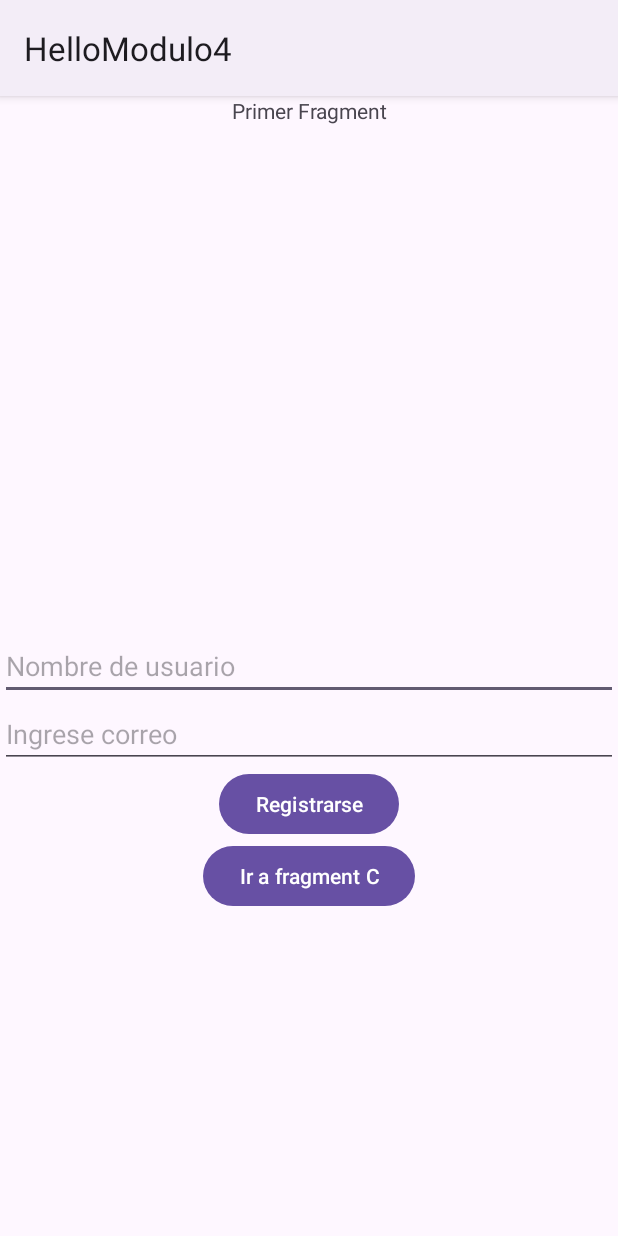
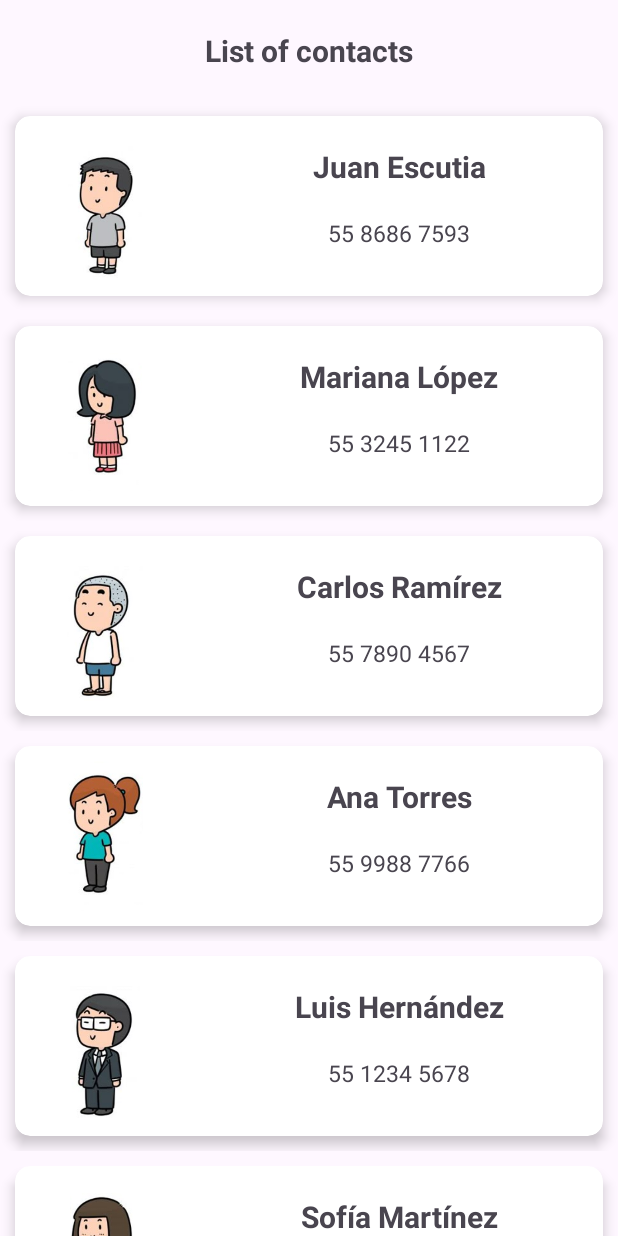
Before and after one commit to Erickescorpions/diploma-android-module5, an Android app built with Jetpack Compose: the screen it shows after launch (FragmentNavigationActivity before the commit, DetailsActivity after it), on a phone screen of 412 x 824 dp. Run offline under Robolectric (Android 15) with nearby library versions, the phone set to English and light mode, and no system bars.

Commit message:
feat: implement RecyclerView to display contacts list

```diff
--- a/app/src/main/AndroidManifest.xml
+++ b/app/src/main/AndroidManifest.xml
@@ -15,10 +15,7 @@
         android:theme="@style/Theme.HelloModulo4"
         tools:targetApi="31">
         <activity
-            android:name=".practices.fragments.bottomNav.BottomNavActivity"
-            android:exported="false" />
-        <activity
-            android:name=".practices.fragments.navigation.FragmentNavigationActivity"
+            android:name=".practices.graphicComponents.list2ExtraExercise.DetailsActivity"
             android:exported="true">
             <intent-filter>
                 <action android:name="android.intent.action.MAIN" />
@@ -27,11 +24,17 @@
             </intent-filter>
         </activity>
         <activity
+            android:name=".practices.fragments.bottomNav.BottomNavActivity"
+            android:exported="false" />
+        <activity
+            android:name=".practices.fragments.navigation.FragmentNavigationActivity"
+            android:exported="true"/>
+        <activity
             android:name=".practices.fragments.FragmentActivity"
-            android:exported="true"></activity>
+            android:exported="true" />
         <activity
             android:name=".practices.compose.FormActivity"
-            android:exported="true" />
+            android:exported="true"/>
         <activity
             android:name=".practices.graphicComponents.FrameLayActivity"
             android:exported="false" />
--- a/app/src/main/java/com/erickvazquezs/hellomodulo4/practices/fragments/bottomNav/BottomNavActivity.kt
+++ b/app/src/main/java/com/erickvazquezs/hellomodulo4/practices/fragments/bottomNav/BottomNavActivity.kt
@@ -5,6 +5,7 @@ import androidx.activity.enableEdgeToEdge
 import androidx.appcompat.app.AppCompatActivity
 import androidx.core.view.ViewCompat
 import androidx.core.view.WindowInsetsCompat
+import androidx.fragment.app.Fragment
 import com.erickvazquezs.hellomodulo4.R
 import com.erickvazquezs.hellomodulo4.databinding.ActivityBottomNavBinding
 
--- /dev/null
+++ b/app/src/main/java/com/erickvazquezs/hellomodulo4/practices/graphicComponents/list2ExtraExercise/ContactEntity.kt
@@ -0,0 +1,9 @@
+package com.erickvazquezs.hellomodulo4.practices.graphicComponents.list2ExtraExercise
+
+import java.io.Serializable
+
+data class ContactEntity (
+    val name: String,
+    val phoneNumber: String,
+    val photo: Int?
+) : Serializable
--- /dev/null
+++ b/app/src/main/java/com/erickvazquezs/hellomodulo4/practices/graphicComponents/list2ExtraExercise/ContactsAdapter.kt
@@ -0,0 +1,58 @@
+package com.erickvazquezs.hellomodulo4.practices.graphicComponents.list2ExtraExercise
+
+import android.view.LayoutInflater
+import android.view.View
+import android.view.ViewGroup
+import android.widget.ImageView
+import android.widget.TextView
+import androidx.cardview.widget.CardView
+import androidx.recyclerview.widget.RecyclerView
+import com.erickvazquezs.hellomodulo4.R
+
+class ContactsAdapter(val list: List<ContactEntity>) : RecyclerView.Adapter<ContactsAdapter.ViewHolder>() {
+
+    var onItemSelected: ((ContactEntity) -> Unit)? = null
+
+    // Creamos la vista que queremos se utilice para cada item de la lista
+    override fun onCreateViewHolder(
+        parent: ViewGroup,
+        viewType: Int
+    ): ViewHolder {
+        val view = LayoutInflater.from(parent.context).inflate(R.layout.item_contact, parent, false)
+        return ViewHolder(view)
+    }
+
+    override fun onBindViewHolder(
+        holder: ViewHolder,
+        position: Int
+    ) {
+        holder.render(list[position], onItemSelected)
+    }
+
+    override fun getItemCount(): Int {
+        return list.size
+    }
+
+
+    inner class ViewHolder(view: View): RecyclerView.ViewHolder(view) {
+        // obtenemos los elementos de nuestro item
+        val contactNameTextView: TextView? = view.findViewById(R.id.contactName)
+        val phoneNumberTextView: TextView? = view.findViewById(R.id.contactPhoneNumber)
+        val contactPhotoImageView: ImageView? = view.findViewById(R.id.contactPhoto)
+
+        // obtenemos la tarjeta
+        val contactCard: CardView? = view.findViewById(R.id.contactCard)
+
+        fun render(contact: ContactEntity, onItemSelected: ((ContactEntity) -> Unit)?) {
+            contactNameTextView?.text = contact.name
+            phoneNumberTextView?.text = contact.phoneNumber
+
+            val imageId = contact.photo ?: R.drawable.img_placeholder
+            contactPhotoImageView?.setImageResource(imageId)
+
+            contactCard?.setOnClickListener {
+                onItemSelected?.invoke(contact)
+            }
+        }
+    }
+}
--- /dev/null
+++ b/app/src/main/java/com/erickvazquezs/hellomodulo4/practices/graphicComponents/list2ExtraExercise/DetailsActivity.kt
@@ -0,0 +1,46 @@
+package com.erickvazquezs.hellomodulo4.practices.graphicComponents.list2ExtraExercise
+
+import android.os.Bundle
+import android.widget.Toast
+import androidx.activity.enableEdgeToEdge
+import androidx.appcompat.app.AppCompatActivity
+import androidx.core.view.ViewCompat
+import androidx.core.view.WindowInsetsCompat
+import androidx.recyclerview.widget.LinearLayoutManager
+import androidx.recyclerview.widget.RecyclerView
+import com.erickvazquezs.hellomodulo4.R
+
+class DetailsActivity : AppCompatActivity() {
+    override fun onCreate(savedInstanceState: Bundle?) {
+        super.onCreate(savedInstanceState)
+        enableEdgeToEdge()
+        setContentView(R.layout.activity_details)
+        ViewCompat.setOnApplyWindowInsetsListener(findViewById(R.id.main)) { v, insets ->
+            val systemBars = insets.getInsets(WindowInsetsCompat.Type.systemBars())
+            v.setPadding(systemBars.left, systemBars.top, systemBars.right, systemBars.bottom)
+            insets
+        }
+
+        val list = findViewById<RecyclerView>(R.id.contactsList)
+
+        val data = listOf(
+            ContactEntity("Juan Escutia", "55 8686 7593", R.drawable.img1),
+            ContactEntity("Mariana López", "55 3245 1122", R.drawable.img5),
+            ContactEntity("Carlos Ramírez", "55 7890 4567", R.drawable.img2),
+            ContactEntity("Ana Torres", "55 9988 7766", R.drawable.img6),
+            ContactEntity("Luis Hernández", "55 1234 5678", R.drawable.img3),
+            ContactEntity("Sofía Martínez", "55 4321 8765", R.drawable.img7),
+            ContactEntity("Fernando García", "55 5566 3344", R.drawable.img4),
+            ContactEntity("Laura Méndez", "55 6677 8899", R.drawable.img8)
+        )
+
+
+        val adapter = ContactsAdapter(data)
+        adapter.onItemSelected = {
+            Toast.makeText(this, it.name, Toast.LENGTH_SHORT).show()
+        }
+
+        list.adapter = adapter
+        list.layoutManager = LinearLayoutManager(this, LinearLayoutManager.VERTICAL, false)
+    }
+}
--- /dev/null
+++ b/app/src/main/res/layout/activity_details.xml
@@ -0,0 +1,37 @@
+<?xml version="1.0" encoding="utf-8"?>
+<androidx.constraintlayout.widget.ConstraintLayout xmlns:android="http://schemas.android.com/apk/res/android"
+    xmlns:app="http://schemas.android.com/apk/res-auto"
+    xmlns:tools="http://schemas.android.com/tools"
+    android:id="@+id/main"
+    android:layout_width="match_parent"
+    android:layout_height="match_parent"
+    tools:context=".practices.graphicComponents.list2ExtraExercise.DetailsActivity">
+
+    <TextView
+        android:layout_marginTop="20dp"
+        app:layout_constraintTop_toTopOf="parent"
+        app:layout_constraintStart_toStartOf="parent"
+        app:layout_constraintEnd_toEndOf="parent"
+        android:text="@string/details_title"
+
+        android:gravity="center"
+        android:layout_width="match_parent"
+        android:layout_height="wrap_content"
+
+        android:textStyle="bold"
+        android:textSize="20dp"
+
+        android:id="@+id/tvHeaderTitle"
+        />
+
+    <androidx.recyclerview.widget.RecyclerView
+        android:id="@+id/contactsList"
+        android:layout_marginTop="20dp"
+        app:layout_constraintTop_toBottomOf="@id/tvHeaderTitle"
+        app:layout_constraintStart_toStartOf="parent"
+        app:layout_constraintEnd_toEndOf="parent"
+        app:layout_constraintBottom_toBottomOf="parent"
+        android:layout_width="match_parent"
+        android:layout_height="0dp" />
+
+</androidx.constraintlayout.widget.ConstraintLayout>
--- a/app/src/main/res/layout/activity_form.xml
+++ b/app/src/main/res/layout/activity_form.xml
@@ -5,6 +5,8 @@
     android:id="@+id/main"
     android:layout_width="match_parent"
     android:layout_height="match_parent"
+
+    android:fitsSystemWindows="true"
     tools:context=".practices.compose.FormActivity">
 
     <androidx.compose.ui.platform.ComposeView
--- /dev/null
+++ b/app/src/main/res/layout/item_contact.xml
@@ -0,0 +1,68 @@
+<?xml version="1.0" encoding="utf-8"?>
+<FrameLayout xmlns:android="http://schemas.android.com/apk/res/android"
+    android:layout_width="match_parent"
+    android:layout_height="wrap_content"
+    xmlns:app="http://schemas.android.com/apk/res-auto">
+
+    <androidx.cardview.widget.CardView
+        android:id="@+id/contactCard"
+        android:layout_width="match_parent"
+        android:layout_height="wrap_content"
+        android:layout_margin="10dp"
+        app:cardCornerRadius="10dp"
+        app:cardElevation="5dp">
+
+        <androidx.constraintlayout.widget.ConstraintLayout
+            android:layout_width="match_parent"
+            android:layout_height="wrap_content" >
+
+            <ImageView
+                android:id="@+id/contactPhoto"
+
+                app:layout_constraintStart_toStartOf="parent"
+                app:layout_constraintTop_toTopOf="parent"
+                app:layout_constraintBottom_toBottomOf="parent"
+
+                android:layout_width="100dp"
+                android:layout_height="100dp"
+
+                android:layout_marginStart="10dp"
+                android:layout_marginTop="10dp"
+                android:layout_marginBottom="10dp"
+                />
+
+            <TextView
+                android:id="@+id/contactName"
+
+                app:layout_constraintTop_toTopOf="parent"
+                app:layout_constraintStart_toEndOf="@id/contactPhoto"
+                app:layout_constraintEnd_toEndOf="parent"
+
+                android:layout_width="wrap_content"
+                android:layout_height="wrap_content"
+
+                android:layout_marginTop="20dp"
+                android:layout_marginStart="10dp"
+                android:textSize="20sp"
+                android:textStyle="bold"
+                />
+
+            <TextView
+                android:id="@+id/contactPhoneNumber"
+
+                app:layout_constraintTop_toBottomOf="@id/contactName"
+                app:layout_constraintStart_toEndOf="@id/contactPhoto"
+                app:layout_constraintEnd_toEndOf="parent"
+
+                android:layout_width="wrap_content"
+                android:layout_height="wrap_content"
+
+                android:layout_marginTop="20dp"
+                android:layout_marginStart="10dp"
+                android:textSize="15sp"
+                />
+
+        </androidx.constraintlayout.widget.ConstraintLayout>
+
+    </androidx.cardview.widget.CardView>
+</FrameLayout>
--- a/app/src/main/res/values/strings.xml
+++ b/app/src/main/res/values/strings.xml
@@ -4,4 +4,6 @@
     <string name="animal_description">Description</string>
     <!-- TODO: Remove or change this placeholder text -->
     <string name="hello_blank_fragment">Hello blank fragment</string>
+
+    <string name="details_title">List of contacts</string>
 </resources>
--- a/app/src/main/res/values/themes.xml
+++ b/app/src/main/res/values/themes.xml
@@ -1,6 +1,6 @@
 <resources xmlns:tools="http://schemas.android.com/tools">
     <!-- Base application theme. -->
-    <style name="Base.Theme.HelloModulo4" parent="Theme.Material3.DayNight">
+    <style name="Base.Theme.HelloModulo4" parent="Theme.Material3.DayNight.NoActionBar">
         <!-- Customize your light theme here. -->
         <!-- <item name="colorPrimary">@color/my_light_primary</item> -->
     </style>
```
Also changed, not shown: app/src/main/res/drawable/img1.png (added), app/src/main/res/drawable/img2.png (added), app/src/main/res/drawable/img3.png (added), app/src/main/res/drawable/img4.png (added), app/src/main/res/drawable/img5.png (added), app/src/main/res/drawable/img6.png (added), app/src/main/res/drawable/img7.png (added), app/src/main/res/drawable/img8.png (added).
